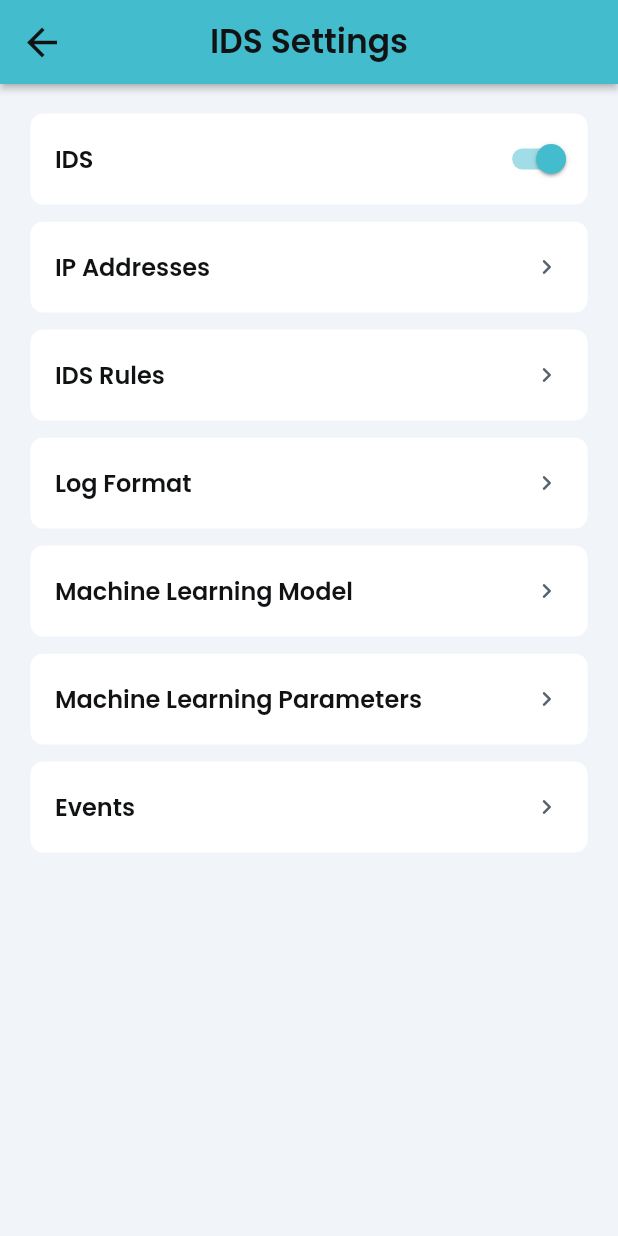
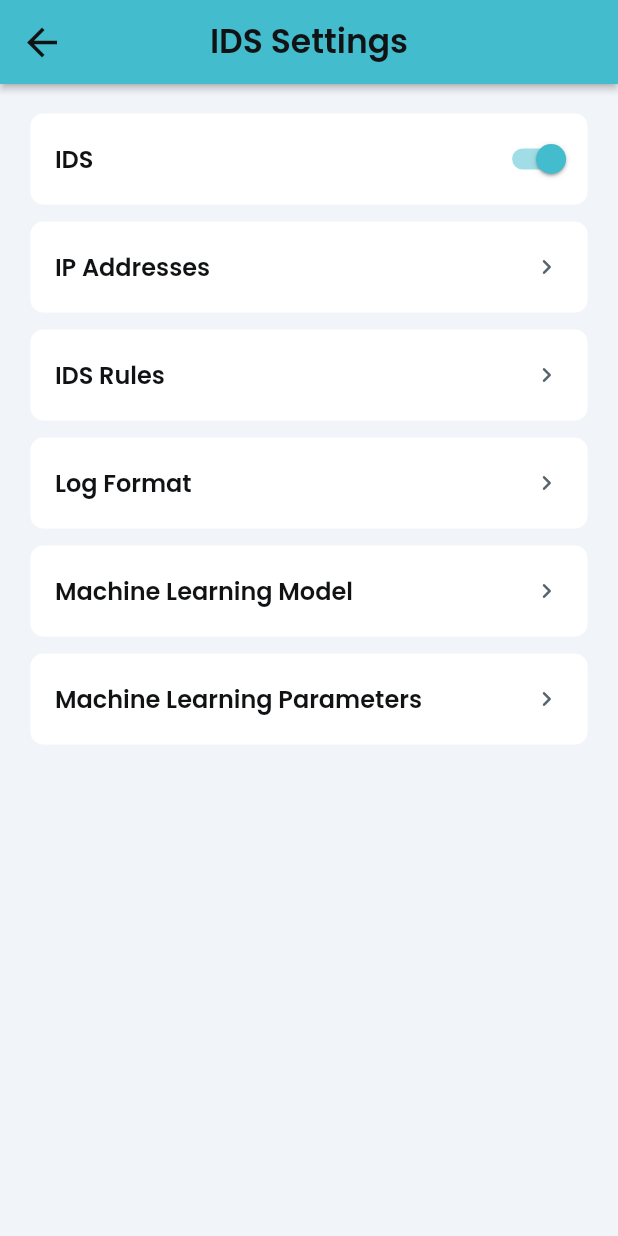
Before and after one commit to chlo-dough/FYP, a Flutter app: the SettingsIDSWidget screen opened by its route, on a phone screen of 412 x 824 dp. Run offline on Flutter 3.47's test engine with Material 2 defaults, Android fonts, the phone set to English and light mode, and no system bars; our stand-ins replace auto_size_text, built_collection, built_value, cloud_firestore, file_picker, firebase_analytics and 18 more; missing offline and left inert: json_path, mime_type; accounts and stored records are empty; network calls fail.

Commit message:
Updating to latest FlutterFlow output.

```diff
--- a/lib/home/home_widget.dart
+++ b/lib/home/home_widget.dart
@@ -28,6 +28,7 @@ class _HomeWidgetState extends State<HomeWidget> {
         ),
       ),
       body: SafeArea(
+        child: SingleChildScrollView(
           child: Column(
             mainAxisSize: MainAxisSize.max,
             children: [
@@ -42,7 +43,8 @@ class _HomeWidgetState extends State<HomeWidget> {
                         mainAxisSize: MainAxisSize.max,
                         children: [
                           Padding(
-                          padding: EdgeInsetsDirectional.fromSTEB(12, 0, 0, 0),
+                            padding:
+                                EdgeInsetsDirectional.fromSTEB(12, 0, 0, 0),
                             child: Column(
                               mainAxisSize: MainAxisSize.max,
                               mainAxisAlignment: MainAxisAlignment.start,
@@ -53,7 +55,8 @@ class _HomeWidgetState extends State<HomeWidget> {
                                   children: [
                                     Text(
                                       'Welcome,',
-                                    style: FlutterFlowTheme.of(context).title3,
+                                      style:
+                                          FlutterFlowTheme.of(context).title3,
                                     ),
                                     Padding(
                                       padding: EdgeInsetsDirectional.fromSTEB(
@@ -75,18 +78,20 @@ class _HomeWidgetState extends State<HomeWidget> {
                                   ],
                                 ),
                                 Padding(
-                                padding:
-                                    EdgeInsetsDirectional.fromSTEB(0, 4, 0, 0),
+                                  padding: EdgeInsetsDirectional.fromSTEB(
+                                      0, 4, 0, 0),
                                   child: Text(
                                     'Your latest updates are below.',
-                                  style: FlutterFlowTheme.of(context).bodyText1,
+                                    style:
+                                        FlutterFlowTheme.of(context).bodyText1,
                                   ),
                                 ),
                               ],
                             ),
                           ),
                           Padding(
-                          padding: EdgeInsetsDirectional.fromSTEB(20, 0, 0, 0),
+                            padding:
+                                EdgeInsetsDirectional.fromSTEB(20, 0, 0, 0),
                             child: InkWell(
                               onTap: () async {
                                 logFirebaseEvent('CircleImage_navigate_to');
@@ -137,7 +142,8 @@ class _HomeWidgetState extends State<HomeWidget> {
                         width: MediaQuery.of(context).size.width * 0.95,
                         height: MediaQuery.of(context).size.height * 0.25,
                         decoration: BoxDecoration(
-                        color: FlutterFlowTheme.of(context).secondaryBackground,
+                          color:
+                              FlutterFlowTheme.of(context).secondaryBackground,
                           boxShadow: [
                             BoxShadow(
                               blurRadius: 4,
@@ -191,6 +197,7 @@ class _HomeWidgetState extends State<HomeWidget> {
             ],
           ),
         ),
+      ),
     );
   }
 }
--- a/lib/settings_i_d_s/settings_i_d_s_widget.dart
+++ b/lib/settings_i_d_s/settings_i_d_s_widget.dart
@@ -410,66 +410,6 @@ class _SettingsIDSWidgetState extends State<SettingsIDSWidget> {
               ],
             ),
           ),
-          Padding(
-            padding: EdgeInsetsDirectional.fromSTEB(0, 12, 0, 0),
-            child: Row(
-              mainAxisSize: MainAxisSize.max,
-              mainAxisAlignment: MainAxisAlignment.center,
-              children: [
-                Material(
-                  color: Colors.transparent,
-                  elevation: 0,
-                  shape: RoundedRectangleBorder(
-                    borderRadius: BorderRadius.circular(8),
-                  ),
-                  child: Container(
-                    width: MediaQuery.of(context).size.width * 0.9,
-                    height: 60,
-                    decoration: BoxDecoration(
-                      color: FlutterFlowTheme.of(context).secondaryBackground,
-                      borderRadius: BorderRadius.circular(8),
-                      border: Border.all(
-                        color: FlutterFlowTheme.of(context).secondaryBackground,
-                        width: 0,
-                      ),
-                    ),
-                    child: Padding(
-                      padding: EdgeInsetsDirectional.fromSTEB(16, 0, 4, 0),
-                      child: Row(
-                        mainAxisSize: MainAxisSize.max,
-                        mainAxisAlignment: MainAxisAlignment.spaceBetween,
-                        children: [
-                          Text(
-                            'Events',
-                            style: FlutterFlowTheme.of(context)
-                                .subtitle2
-                                .override(
-                                  fontFamily: 'Poppins',
-                                  color:
-                                      FlutterFlowTheme.of(context).primaryText,
-                                ),
-                          ),
-                          FlutterFlowIconButton(
-                            borderColor: Colors.transparent,
-                            borderRadius: 30,
-                            buttonSize: 46,
-                            icon: Icon(
-                              Icons.chevron_right_rounded,
-                              color: FlutterFlowTheme.of(context).secondaryText,
-                              size: 20,
-                            ),
-                            onPressed: () {
-                              print('IconButton pressed ...');
-                            },
-                          ),
-                        ],
-                      ),
-                    ),
-                  ),
-                ),
-              ],
-            ),
-          ),
         ],
       ),
     );
```
Lines whose indentation alone changed are shown as unchanged.
